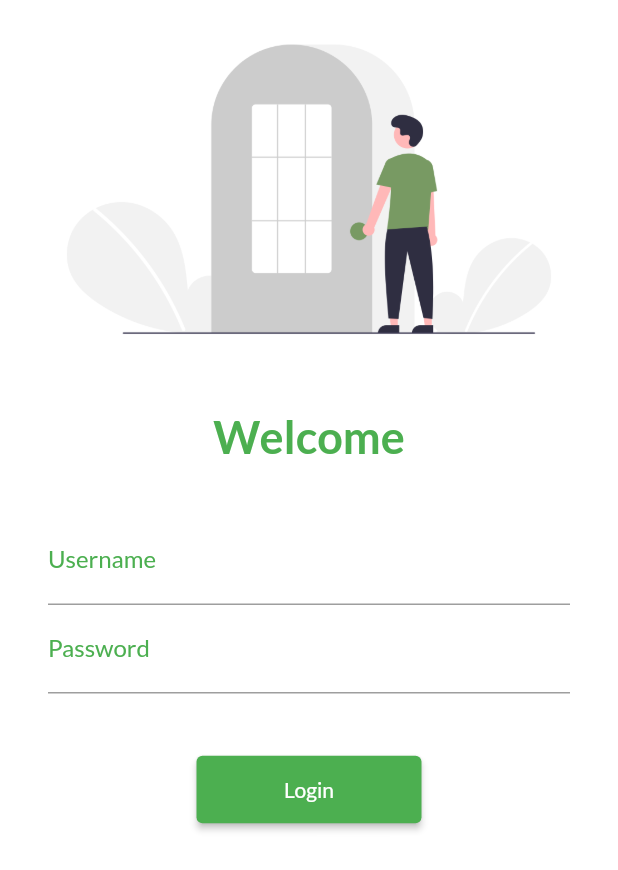
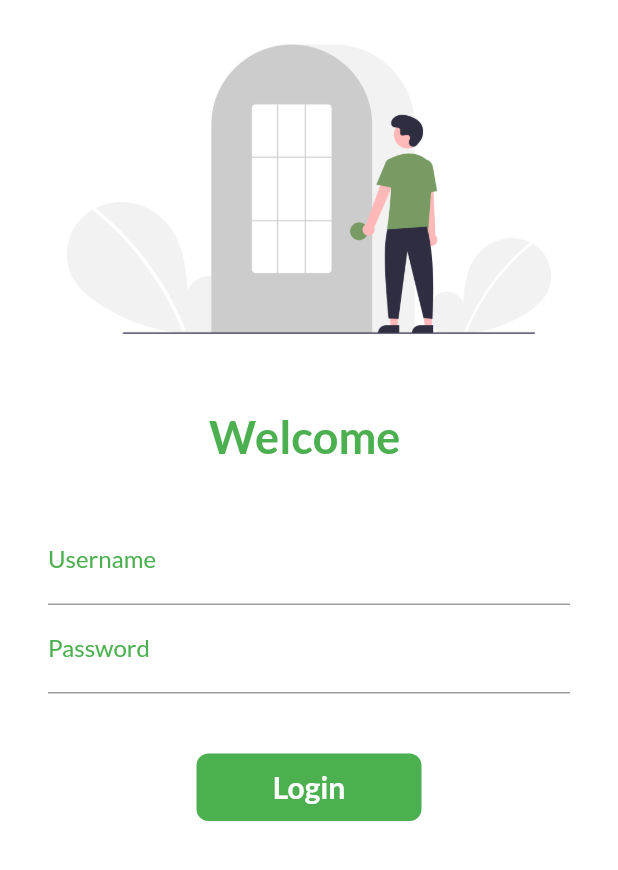
Before and after one commit to Mvasoya/New-App-2, a Flutter app: the screen it shows after launch, on a phone screen of 412 x 824 dp. Shown: the top 870 px of the screen. Run offline on Flutter 3.47's test engine with Material 2 defaults, Android fonts, the phone set to English and light mode, and no system bars; our stand-ins replace google_fonts.

Commit message:
day 6 completed

```diff
--- a/lib/pages/home_page.dart
+++ b/lib/pages/home_page.dart
@@ -1,3 +1,5 @@
+// ignore_for_file: prefer_const_constructors, avoid_unnecessary_containers
+
 import 'package:flutter/material.dart';
 
 class homepage extends StatelessWidget {
--- a/lib/pages/login_page.dart
+++ b/lib/pages/login_page.dart
@@ -1,10 +1,18 @@
-// ignore_for_file: prefer_const_constructors, sort_child_properties_last
+// ignore_for_file: prefer_const_constructors, sort_child_properties_last, use_key_in_widget_constructors
 
 import 'package:flutter/material.dart';
 
 import '../utils/routes.dart';
 
-class LoginPage extends StatelessWidget {
+class LoginPage extends StatefulWidget {
+  @override
+  State<LoginPage> createState() => _LoginPageState();
+}
+
+class _LoginPageState extends State<LoginPage> {
+  String name = '';
+  bool changeButtton = false;
+
   @override
   Widget build(BuildContext context) {
     return Material(
@@ -20,7 +28,7 @@ class LoginPage extends StatelessWidget {
                 height: 20.0,
               ),
               Text(
-                "Welcome",
+                "Welcome $name",
                 style: TextStyle(
                     fontSize: 30,
                     fontWeight: FontWeight.bold,
@@ -39,6 +47,10 @@ class LoginPage extends StatelessWidget {
                           hintText: "Enter Username",
                           labelText: "Username",
                           labelStyle: TextStyle(color: Colors.green)),
+                      onChanged: (value) {
+                        name = value;
+                        setState(() {});
+                      },
                     ),
                     TextFormField(
                       obscureText: true,
@@ -50,15 +62,43 @@ class LoginPage extends StatelessWidget {
                     SizedBox(
                       height: 40.0,
                     ),
-                    ElevatedButton(
-                      child: Text("Login"),
-                      style: TextButton.styleFrom(
-                          backgroundColor: Colors.green,
-                          minimumSize: Size(150, 45)),
-                      onPressed: () {
+
+                    InkWell(
+                      onTap: () async {
+                        setState(() {
+                          changeButtton = true;
+                        });
+                        await Future.delayed(Duration(seconds: 1));
                         Navigator.pushNamed(context, MyRoutes.homeroute);
                       },
+                      child: AnimatedContainer(
+                        duration: Duration(seconds: 1),
+                        width:changeButtton ? 50 : 150,
+                        height: 45,
+                        alignment: Alignment.center,
+                        child:changeButtton?Icon(Icons.done,color: Colors.white,): Text(
+                          "Login",
+                          style: TextStyle(
+                              color: Colors.white,
+                              fontWeight: FontWeight.bold,
+                              fontSize: 20),
+                        ),
+                        decoration: BoxDecoration(
+                          color: Colors.green,
+                          borderRadius: BorderRadius.circular(changeButtton ? 50 : 8),
+                        ),
+                      ),
                     ),
+
+                    //  ElevatedButton(
+                    //   child: Text("Login"),
+                    // style: TextButton.styleFrom(
+                    //     backgroundColor: Colors.green,
+                    //     minimumSize: Size(150, 45)),
+                    //  onPressed: () {
+                    //    Navigator.pushNamed(context, MyRoutes.homeroute);
+                    // },
+                    //),
                   ],
                 ),
               )
```
